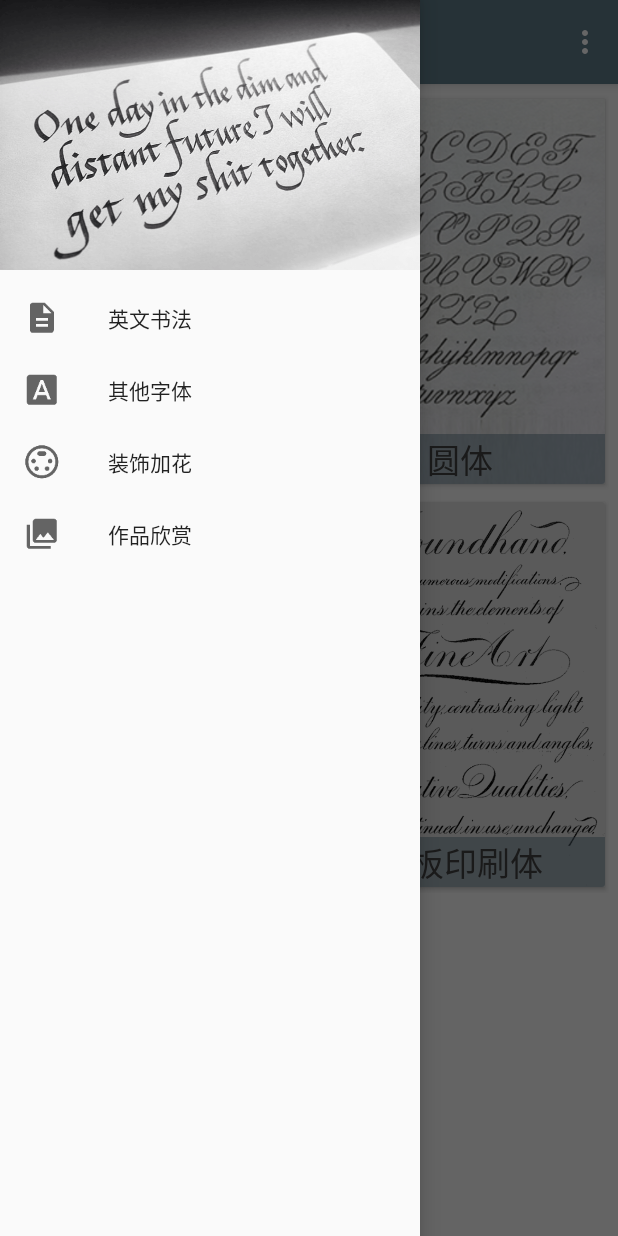
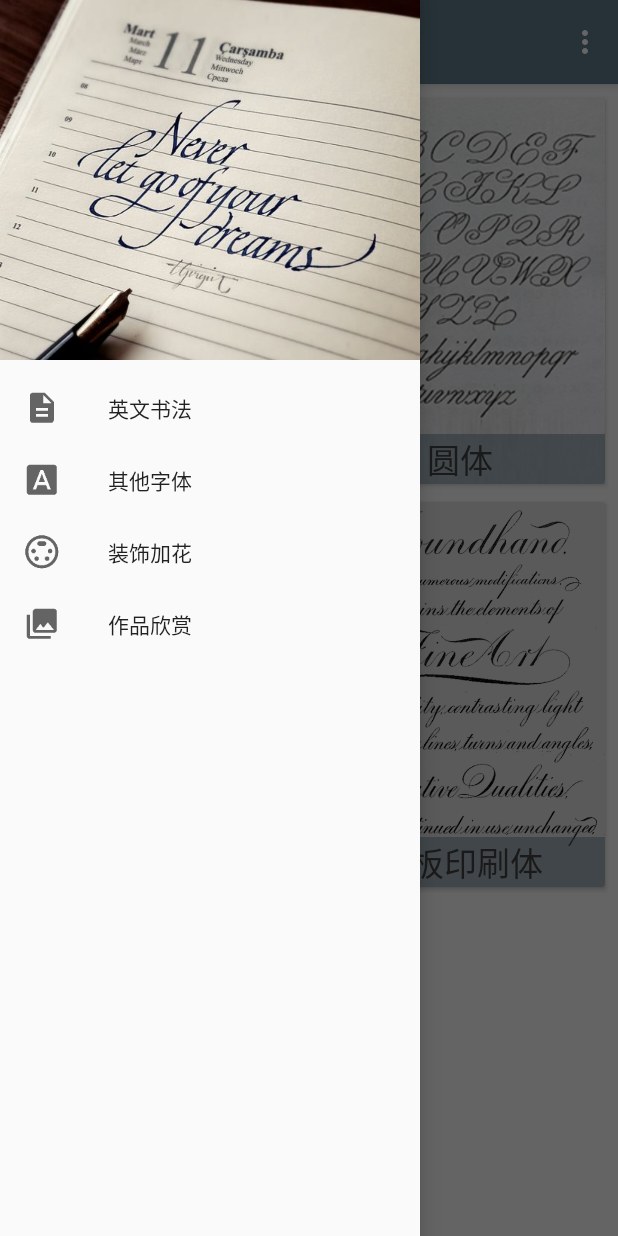
Before and after one commit to Glooory/Calligraphy, an Android app: the screen it shows after launch (MainActivity), with the side drawer open, on a phone screen of 412 x 824 dp. Run offline under Robolectric (Android 15) with nearby library versions, the phone set to English and light mode, and no system bars; our stand-ins replace Picasso; libraries missing offline, so code that uses them is left out: com.orhanobut.logger; pictures from the network do not load; 2 statements that could not run were skipped.

Commit message:
update navagation drawer header img

```diff
--- a/app/src/main/res/layout/nav_header_main.xml
+++ b/app/src/main/res/layout/nav_header_main.xml
@@ -7,8 +7,9 @@
     <ImageView
         android:layout_width="match_parent"
         android:layout_height="wrap_content"
-        android:scaleType="fitXY"
-        android:src="@drawable/drawer_header_orignal" />
+        android:scaleType="centerCrop"
+        android:adjustViewBounds="true"
+        android:src="@drawable/nav_header_img_a" />
 
 
 </LinearLayout>
--- a/app/src/main/res/values/dimens.xml
+++ b/app/src/main/res/values/dimens.xml
@@ -1,7 +1,7 @@
 <resources>
     <!-- Default screen margins, per the Android Design guidelines. -->
     <dimen name="nav_header_vertical_spacing">16dp</dimen>
-    <dimen name="nav_header_height">180dp</dimen>
+    <dimen name="nav_header_height">240dp</dimen>
     <!-- Default screen margins, per the Android Design guidelines. -->
     <dimen name="activity_horizontal_margin">16dp</dimen>
     <dimen name="activity_vertical_margin">16dp</dimen>
```
Also changed, not shown: app/src/main/res/drawable/drawer_header_orignal.png (deleted), app/src/main/res/drawable/nav_header_img_a.jpg (added).
